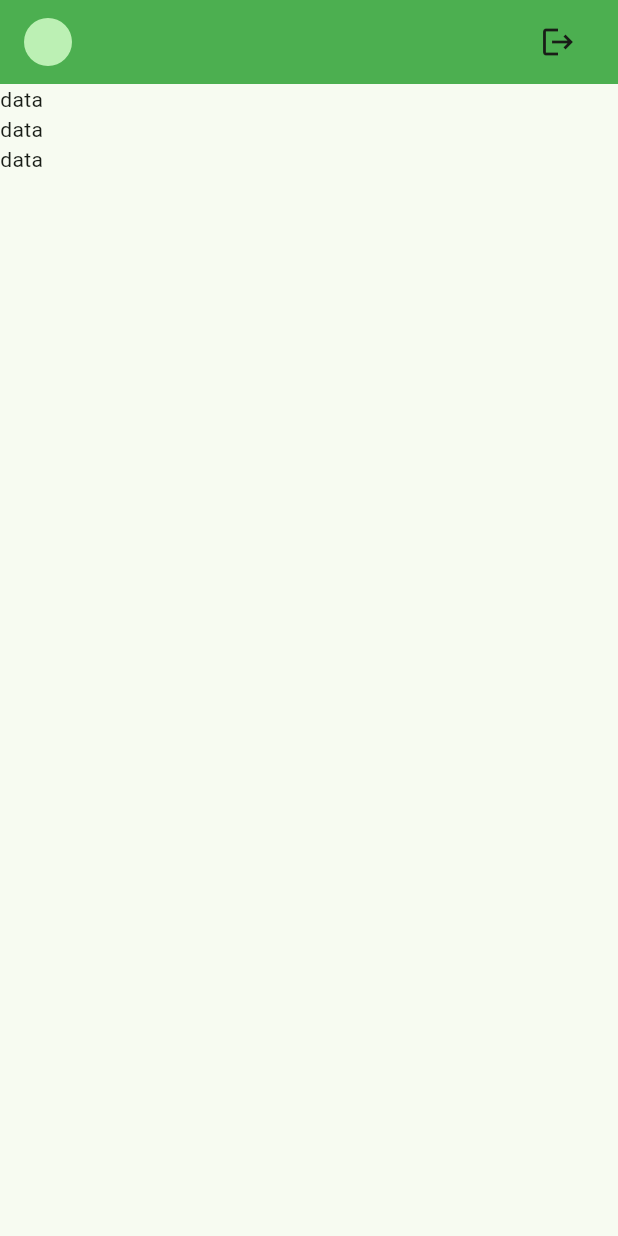
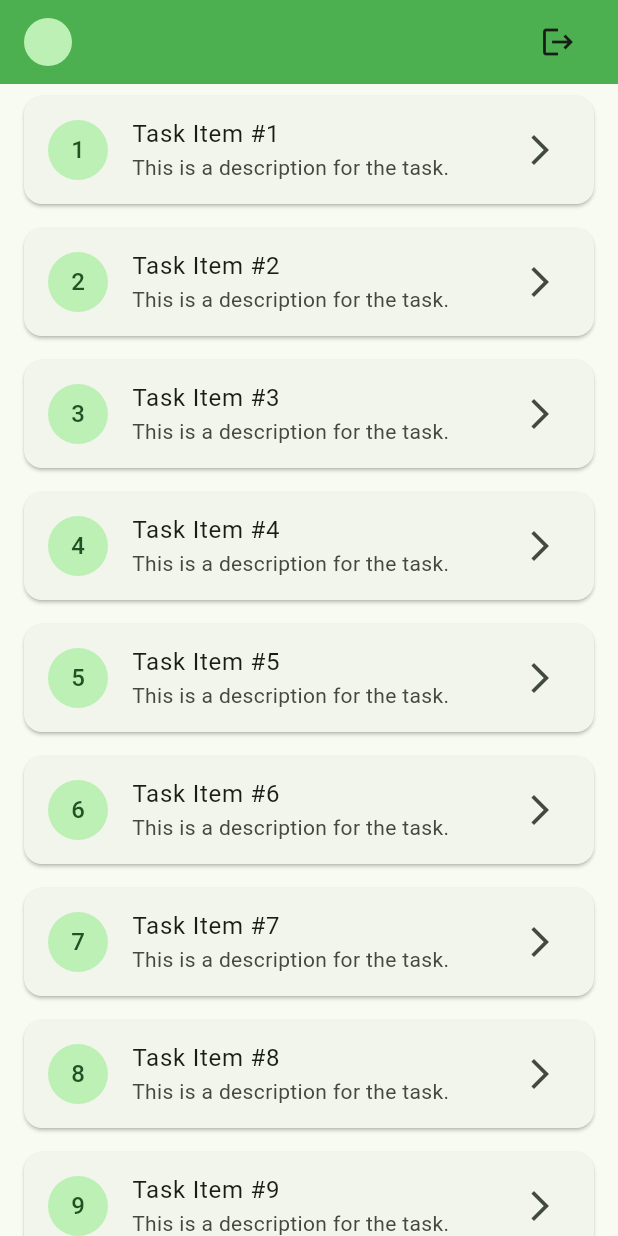
Before and after one commit to santorasu/persistent_login_auth, a Flutter app: the HomePage screen opened directly, after a tap on the "logout" icon, on a phone screen of 412 x 824 dp. Run offline on Flutter 3.47's test engine with Material 3 defaults, Android fonts, the phone set to English and light mode, and no system bars; our stand-ins replace email_validator, firebase_core, flutter_svg, get, get_storage, image_picker and 2 more; accounts and stored records are empty.

Commit message:
Added pagination in home page, and use FVM for version control

```diff
--- a/lib/data/service/network_client.dart
+++ b/lib/data/service/network_client.dart
@@ -1,5 +1,4 @@
 import 'dart:convert';
-
 import 'package:flutter/material.dart';
 import 'package:http/http.dart';
 import 'package:logger/logger.dart';
--- a/lib/ui/screens/home_page.dart
+++ b/lib/ui/screens/home_page.dart
@@ -9,17 +9,105 @@ class HomePage extends StatefulWidget {
 }
 
 class _HomePageState extends State<HomePage> {
+  final ScrollController _scrollController = ScrollController();
+  final List<String> _items = [];
+  bool _isLoading = false;
+  bool _hasMore = true;
+  int _currentPage = 1;
+  static const int _perPage = 10;
+
+  @override
+  void initState() {
+    super.initState();
+    _fetchData();
+
+    _scrollController.addListener(() {
+      if (_scrollController.position.pixels >= _scrollController.position.maxScrollExtent - 200 &&
+          !_isLoading &&
+          _hasMore) {
+        _fetchData();
+      }
+    });
+  }
+
+  @override
+  void dispose() {
+    _scrollController.dispose();
+    super.dispose();
+  }
+
+  Future<void> _fetchData() async {
+    if (_isLoading) return;
+
+    setState(() {
+      _isLoading = true;
+    });
+
+    await Future.delayed(const Duration(seconds: 2));
+
+    final List<String> newItems = List.generate(_perPage, (index) {
+      final itemNumber = (_currentPage - 1) * _perPage + index + 1;
+      return "Task Item #$itemNumber";
+    });
+
+    if (newItems.isNotEmpty) {
+      setState(() {
+        _items.addAll(newItems);
+        _currentPage++;
+      });
+    } else {
+      setState(() {
+        _hasMore = false;
+      });
+    }
+
+    setState(() {
+      _isLoading = false;
+    });
+  }
+
   @override
   Widget build(BuildContext context) {
     return Scaffold(
-      appBar: HomeAppBar(),
-      body: Column(
-        children: [
-          Text("data"),
-          Text("data"),
-          Text("data"),
-        ],
-      ),
+      appBar: const HomeAppBar(),
+      body: _buildTaskList(),
+    );
+  }
+
+  Widget _buildTaskList() {
+    if (_items.isEmpty && _isLoading) {
+      return const Center(child: CircularProgressIndicator());
+    }
+    if (_items.isEmpty && !_hasMore) {
+      return const Center(child: Text("No tasks found."));
+    }
+
+    return ListView.builder(
+      controller: _scrollController,
+      itemCount: _items.length + (_hasMore ? 1 : 0),
+      itemBuilder: (context, index) {
+        if (index == _items.length) {
+          return const Padding(
+            padding: EdgeInsets.symmetric(vertical: 32.0),
+            child: Center(child: CircularProgressIndicator()),
+          );
+        }
+
+        final item = _items[index];
+        return Card(
+          margin: const EdgeInsets.symmetric(horizontal: 16, vertical: 8),
+          child: ListTile(
+            leading: CircleAvatar(
+              child: Text((index + 1).toString()),
+            ),
+            title: Text(item),
+            subtitle: const Text("This is a description for the task."),
+            trailing: const Icon(Icons.arrow_forward_ios),
+            onTap: () {
+            },
+          ),
+        );
+      },
     );
   }
 }
```
Also changed, not shown: 2 other files.
